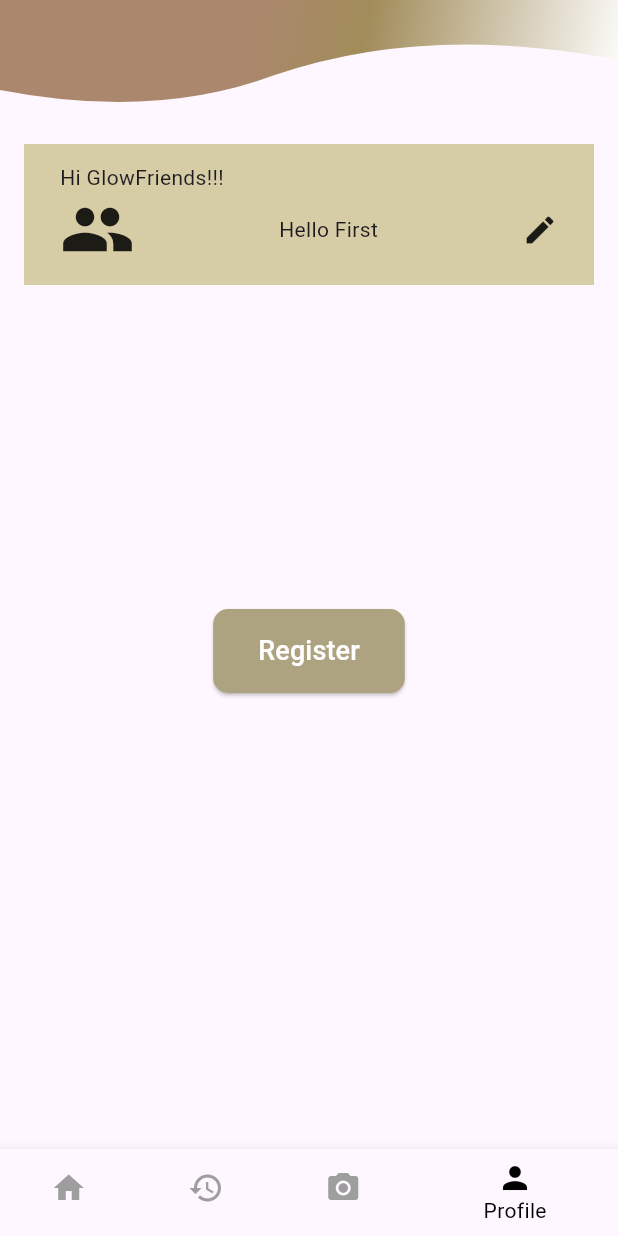
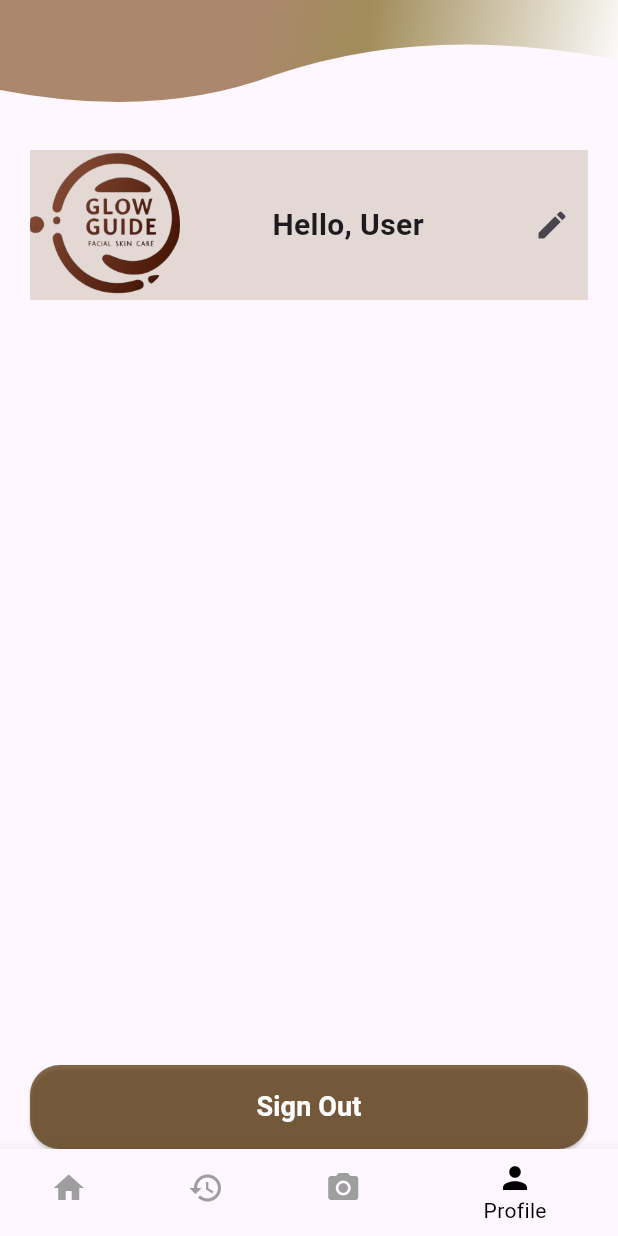
Before and after one commit to Glow-Guide/GlowGuide_mobile, a Flutter app: the ProfilePage screen opened by its route, on a phone screen of 412 x 824 dp. Run offline on Flutter 3.47's test engine with Material 3 defaults, Android fonts, the phone set to English and light mode, and no system bars; our stand-ins replace camera, flutter_custom_clippers, loading_animation_widget, page_transition, supabase_flutter, typewritertext; missing offline and left inert: horizontal_calendar; accounts and stored records are empty.

Commit message:
profile minor fix

```diff
--- a/lib/main.dart
+++ b/lib/main.dart
@@ -24,7 +24,6 @@ Future<void> main() async {
 
   final cameras = await availableCameras();
   final firstCamera = cameras[1];
-
   runApp(MyApp(firstCamera: firstCamera));
 }
 
@@ -37,6 +36,7 @@ class MyApp extends StatelessWidget {
   Widget build(BuildContext context) {
     return MaterialApp(
       title: 'GlowGuide',
+      debugShowCheckedModeBanner: false,
       initialRoute: '/',
       onGenerateRoute: (settings) {
         switch (settings.name) {
--- a/lib/pages/profile_page.dart
+++ b/lib/pages/profile_page.dart
@@ -1,70 +1,71 @@
 import 'package:flutter/material.dart';
 import 'package:prototpye_glowguide/widgets/wavyappbar.dart';
 import 'package:prototpye_glowguide/widgets/custom_navbar.dart';
+import 'package:supabase_flutter/supabase_flutter.dart';
 
 class ProfilePage extends StatelessWidget {
   const ProfilePage({super.key});
+
+  Future<void> _signOut(BuildContext context) async {
+    final response = await Supabase.instance.client.auth.signOut();
+    Navigator.pushReplacementNamed(context, '/login');
+  }
 
   @override
   Widget build(BuildContext context) {
     return Scaffold(
       appBar: WavyAppbar(),
-      body: SingleChildScrollView(
-        child: Column(
+      bottomNavigationBar: const CustomNavbar(currentIndex: 3),
+      body: Column(
+        children: [
+          Padding(
+            padding: const EdgeInsets.all(20),
+            child: Container(
+              color: const Color.fromRGBO(219, 205, 197, 0.74),
+              child: Row(
                 mainAxisAlignment: MainAxisAlignment.spaceBetween,
                 children: [
-             Container(
-              margin:EdgeInsets.all(16),
-              color: const Color.fromARGB(255, 214, 204, 166),
-              padding: EdgeInsets.symmetric(horizontal: 24, vertical: 12),
-              child: Column(
-                crossAxisAlignment: CrossAxisAlignment.start,
-                children: [
-                  Text("Hi GlowFriends!!!"),
-                  Row(
-                    mainAxisAlignment: MainAxisAlignment.spaceBetween,
-                    children: [
-                      Icon(
-                        Icons.people,
-                        size: 50,
+                  const CircleAvatar(
+                    backgroundColor: Colors.transparent,
+                    radius: 50,
+                    backgroundImage: AssetImage('lib/assets/splash.png'),
                   ),
-                      Text("Hello First"),
-                      Icon(Icons.edit)
-                    ],
-                  )
+                  const Text(
+                    "Hello, User",
+                    style: TextStyle(fontSize: 20, fontWeight: FontWeight.bold),
+                  ),
+                  IconButton(onPressed: () {}, icon: const Icon(Icons.edit))
                 ],
               ),
             ),
-            SizedBox(
-              height: 200,
+
           ),
-            ElevatedButton(
+          const Spacer(),
+          Padding(
+            padding: const EdgeInsets.symmetric(horizontal: 20),
+            child: SizedBox(
+              width: double.infinity,
+              child: ElevatedButton(
+                onPressed: () => _signOut(context),
                 style: ElevatedButton.styleFrom(
-                backgroundColor: const Color.fromARGB(
-                    255, 174, 163, 129), // Warna coklat muda
-                padding: EdgeInsets.symmetric(
-                    horizontal: 30, vertical: 15), // Ukuran padding
+                  padding: const EdgeInsets.symmetric(vertical: 15),
+                  backgroundColor: const Color.fromRGBO(91, 56, 12, 0.74),
                   shape: RoundedRectangleBorder(
-                  borderRadius: BorderRadius.circular(
-                      10), // Membuat sudut tombol melengkung
+                    borderRadius: BorderRadius.circular(20),
                   ),
                 ),
-              onPressed: () {
-                // Aksi saat tombol ditekan
-                print('Tombol Register ditekan');
-              },
-              child: Text(
-                'Register',
+                child: const Text(
+                  'Sign Out',
                   style: TextStyle(
-                  fontSize: 18, // Ukuran teks
-                  color: Colors.white, // Warna teks
+                      color: Colors.white,
+                      fontSize: 18,
+                      fontWeight: FontWeight.bold),
+                ),
               ),
             ),
           ),
         ],
       ),
-      ),
-      bottomNavigationBar: const CustomNavbar(currentIndex: 3),
     );
   }
 }
```
Lines whose indentation alone changed are shown as unchanged.
